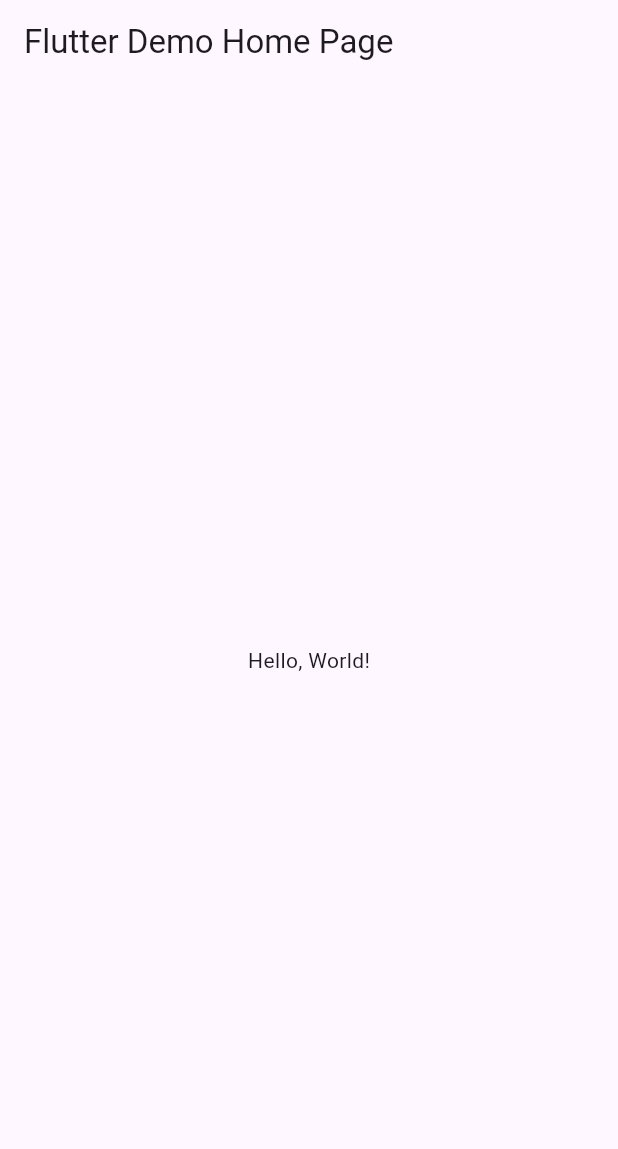
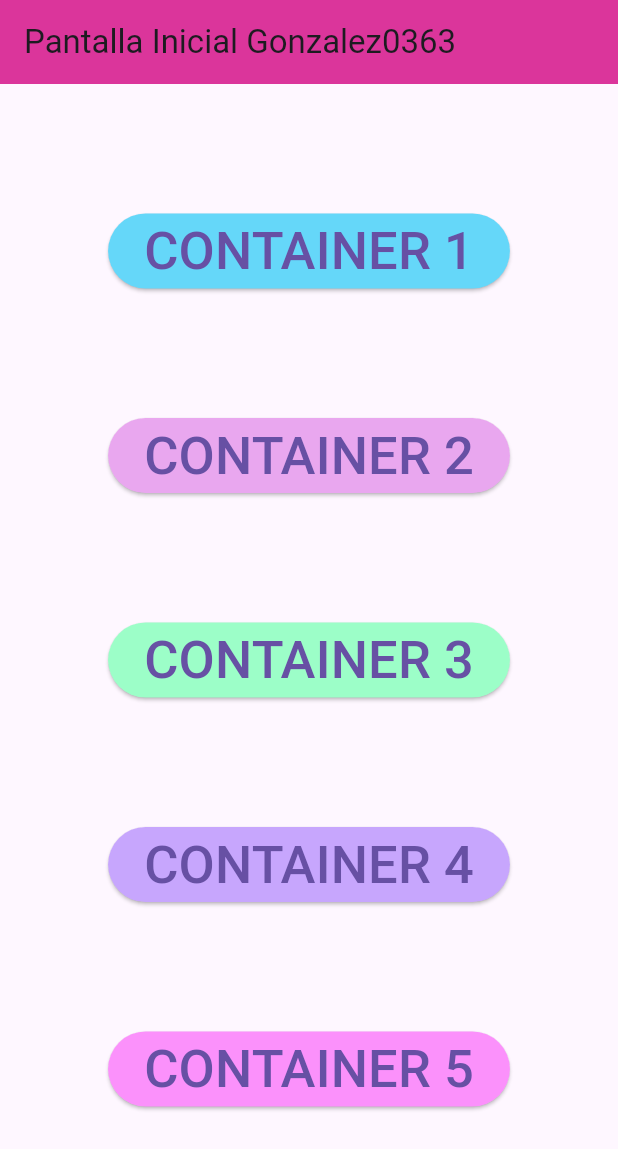
Before and after one commit to GonzalezBGA128/act_8TabBar, a Flutter app: the screen it shows after launch, on a phone screen of 412 x 824 dp. Shown: the top 1149 px of the screen. Run offline on Flutter 3.47's test engine with Material 3 defaults, Android fonts, the phone set to English and light mode, and no system bars.

Commit message:
actualizado2

```diff
--- a/lib/main.dart
+++ b/lib/main.dart
@@ -1,43 +1,28 @@
 import 'package:flutter/material.dart';
+import 'package:gonzalez/pantalla.dart';
+import 'package:gonzalez/pag1.dart';
+import 'package:gonzalez/pag2.dart';
+import 'package:gonzalez/pag3.dart';
+import 'package:gonzalez/pag4.dart';
+import 'package:gonzalez/pag5.dart';
 
-void main() => runApp(MyApp());
+void main() => runApp(MiApp0363());
 
-class MyApp extends StatelessWidget {
-  const MyApp({super.key});
-  // This widget is the root of your application.
+class MiApp0363 extends StatelessWidget {
+  const MiApp0363({Key? key}) : super(key: key);
   @override
   Widget build(BuildContext context) {
     return MaterialApp(
-      // Application name
-      title: 'Flutter Hello World',
-      // Application theme data, you can set the colors for the application as
-      // you want
-      theme: ThemeData(
-        // useMaterial3: false,
-        primarySwatch: Colors.blue,
-      ),
-      // A widget which will be started on application startup
-      home: MyHomePage(title: 'Flutter Demo Home Page'),
+      debugShowCheckedModeBanner: false,
+      initialRoute: "/",
+      routes: {
+        "/": (context) => PantallaInicial_0363(),
+        "/Pag1": (context) => Pantalla1_0363(),
+        "/Pag22": (context) => Pantalla2_0363(),
+        "/Pag3": (context) => Pantalla3_0363(),
+        "/Pag4": (context) => Pantalla4_0363(),
+        "/Pag5": (context) => Pantalla5_0363(),
+      }, //fin rutas de paginas
     );
-  }
-}
-
-class MyHomePage extends StatelessWidget {
-  final String title;
-  const MyHomePage({super.key, required this.title});
-
-  @override
-  Widget build(BuildContext context) {
-    return Scaffold(
-      appBar: AppBar(
-        // The title text which will be shown on the action bar
-        title: Text(title),
-      ),
-      body: Center(
-        child: Text(
-          'Hello, World!',
-        ),
-      ),
-    );
-  }
-}
+  } //fin widget
+} //fin MiApp0363
--- /dev/null
+++ b/lib/pantalla.dart
@@ -0,0 +1,69 @@
+import 'package:flutter/material.dart';
+
+//PantallaInicial_0363
+//
+class PantallaInicial_0363 extends StatelessWidget {
+  const PantallaInicial_0363({Key? key}) : super(key: key);
+
+  @override
+  Widget build(BuildContext context) {
+    return Scaffold(
+      appBar: AppBar(
+        title: Text("Pantalla Inicial Gonzalez0363"),
+        backgroundColor: Color(0xffdb359b),
+      ),
+      body: Center(
+        child: Column(
+          mainAxisAlignment: MainAxisAlignment.spaceEvenly,
+          children: [
+            ElevatedButton(
+              onPressed: () {
+                Navigator.pushNamed(context, "/Pag1");
+              },
+              style: ElevatedButton.styleFrom(
+                primary: Color(0xff65d7f9),
+              ),
+              child: Text("CONTAINER 1", style: TextStyle(fontSize: 35)),
+            ),
+            ElevatedButton(
+              onPressed: () {
+                Navigator.pushNamed(context, "/Pag22");
+              },
+              style: ElevatedButton.styleFrom(
+                primary: Color(0xffe9a7ef),
+              ),
+              child: Text("CONTAINER 2", style: TextStyle(fontSize: 35)),
+            ),
+            ElevatedButton(
+              onPressed: () {
+                Navigator.pushNamed(context, "/Pag3");
+              },
+              style: ElevatedButton.styleFrom(
+                primary: Color(0xff9cfec8),
+              ),
+              child: Text("CONTAINER 3", style: TextStyle(fontSize: 35)),
+            ),
+            ElevatedButton(
+              onPressed: () {
+                Navigator.pushNamed(context, "/Pag4");
+              },
+              style: ElevatedButton.styleFrom(
+                primary: Color(0xffc7a6fd),
+              ),
+              child: Text("CONTAINER 4", style: TextStyle(fontSize: 35)),
+            ),
+            ElevatedButton(
+              onPressed: () {
+                Navigator.pushNamed(context, "/Pag5");
+              },
+              style: ElevatedButton.styleFrom(
+                primary: Color(0xfffb91fb),
+              ),
+              child: Text("CONTAINER 5", style: TextStyle(fontSize: 35)),
+            ),
+          ], //ninos widget
+        ),
+      ),
+    );
+  } //fin de widget
+} //fin pantalla inicial
```
Also changed, not shown: lib/pag1.dart (added, +28 -0 lines), lib/pag2.dart (added, +28 -0 lines), lib/pag3.dart (added, +41 -0 lines), lib/pag4.dart (added, +49 -0 lines), lib/pag5.dart (added, +49 -0 lines).
